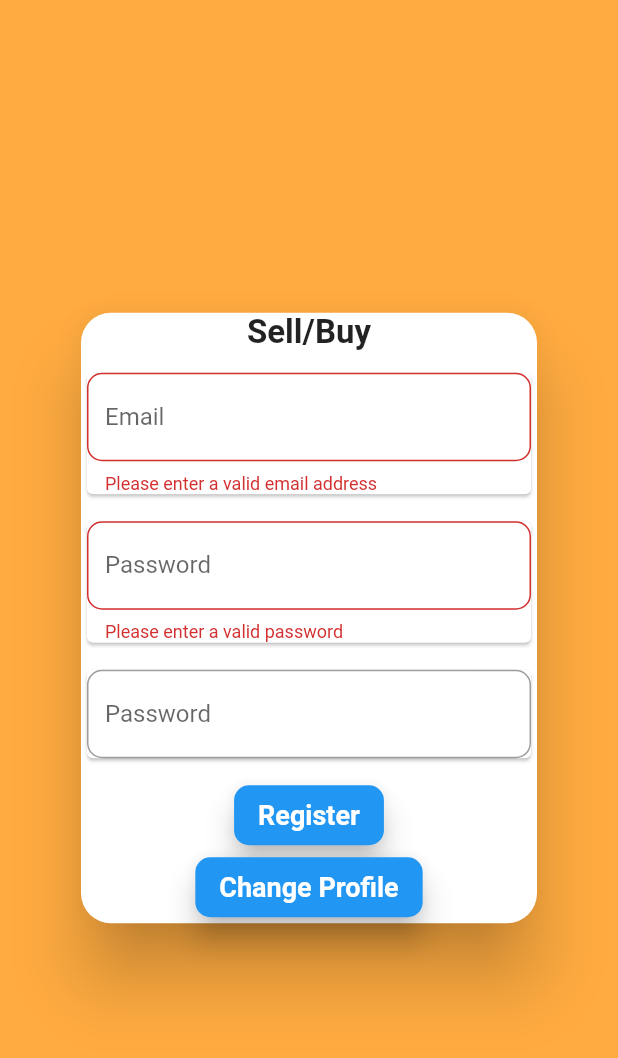
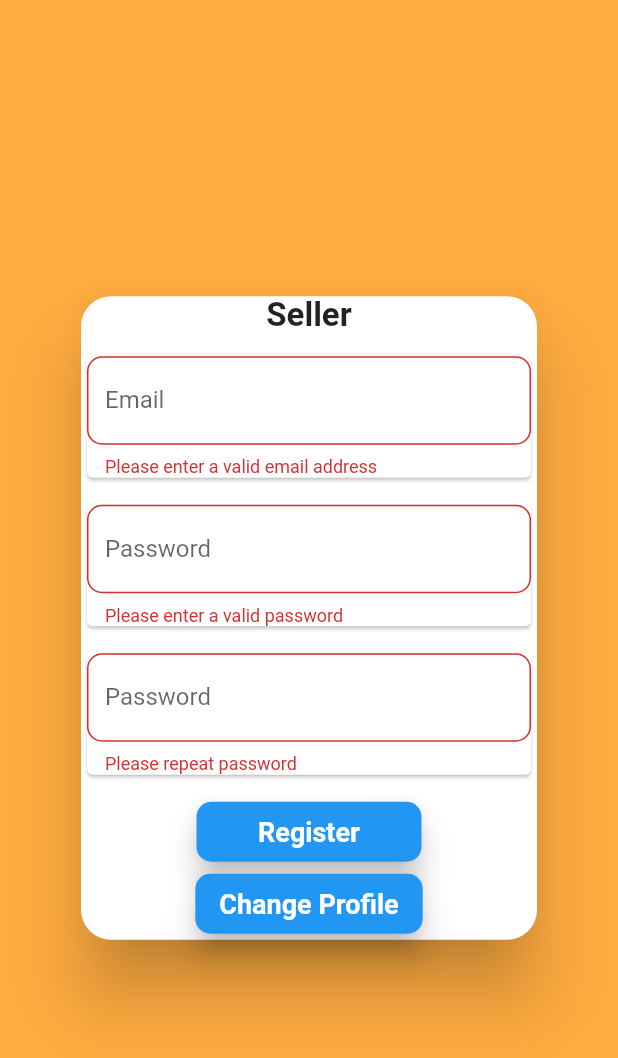
Before and after one commit to florin4l0r1n1/e_comerce_app, a Flutter app: the LogInScreen screen opened directly, after a tap on "Register", on a phone screen of 412 x 824 dp. Shown: the top 1058 px of the screen. Run offline on Flutter 3.47's test engine with Material 2 defaults, Android fonts, the phone set to English and light mode, and no system bars; our stand-ins replace bloc, equatable, firebase_auth, firebase_core, flutter_bloc; accounts and stored records are empty.

Commit message:
user profile state refactor-sign in and register validation fixed

```diff
--- a/lib/presentation/screens/widgets/auth/sign_in_form_page.dart
+++ b/lib/presentation/screens/widgets/auth/sign_in_form_page.dart
@@ -1,12 +1,35 @@
+import 'package:e_comerce_app/presentation/screens/widgets/auth/input_validation_mixin.dart';
 import 'package:e_comerce_app/presentation/screens/widgets/utils/elevated_auth_button.dart';
 import 'package:e_comerce_app/presentation/screens/widgets/utils/profile_text.dart';
 import 'package:e_comerce_app/presentation/screens/widgets/utils/sized_box.dart';
 import 'package:e_comerce_app/presentation/screens/widgets/utils/text_form_field.dart';
 import 'package:flutter/material.dart';
 
-class SignInFormPage extends StatelessWidget {
+class SignInFormPage extends StatefulWidget {
   SignInFormPage({Key key}) : super(key: key);
+
+  @override
+  State<SignInFormPage> createState() => _SignInFormPageState();
+}
+
+class _SignInFormPageState extends State<SignInFormPage>
+    with InputValidationMixin {
   final _formKey = GlobalKey<FormState>();
+
+  String title = "Seller";
+  bool isSeller = false;
+
+  void _update() {
+    setState(() {
+      if (title == "Seller") {
+        isSeller = false;
+        title = "Buyer";
+      } else {
+        isSeller = true;
+        title = "Seller";
+      }
+    });
+  }
 
   @override
   Widget build(BuildContext context) {
@@ -28,17 +51,29 @@ class SignInFormPage extends StatelessWidget {
                 mainAxisAlignment: MainAxisAlignment.center,
                 children: <Widget>[
                   ProfileText(
-                    text: "Sell/Buy",
+                    title: title,
                   ),
                   sizedBox(),
                   CustomTextFormField(
-                    validator: (email) {},
+                    validator: (email) {
+                      if (isEmailValid(email)) {
+                        return null;
+                      } else {
+                        return "Please enter a valid email address";
+                      }
+                    },
                     labelText: 'Email',
                     hintText: 'example@example.com',
                   ),
                   sizedBox(),
                   CustomTextFormField(
-                    validator: (password1) {},
+                    validator: (password) {
+                      if (isPassword1Valid(password)) {
+                        return null;
+                      } else {
+                        return "Please enter a valid password";
+                      }
+                    },
                     labelText: 'Password',
                     hintText: 'Please enter min 8 characters',
                   ),
@@ -52,7 +87,7 @@ class SignInFormPage extends StatelessWidget {
                     text: "Sign In",
                   ),
                   AuthButton(
-                    onPressed: () {},
+                    onPressed: () => _update(),
                     text: "Change Profile",
                   )
                 ],
--- a/lib/presentation/screens/widgets/auth/sign_up_form_page.dart
+++ b/lib/presentation/screens/widgets/auth/sign_up_form_page.dart
@@ -5,24 +5,37 @@ import 'package:flutter/material.dart';
 import 'package:e_comerce_app/presentation/screens/widgets/utils/text_form_field.dart';
 import 'input_validation_mixin.dart';
 
-class SignUpFormPage extends StatelessWidget with InputValidationMixin {
-  String email;
+class SignUpFormPage extends StatefulWidget {
+  SignUpFormPage({Key key}) : super(key: key);
+
+  @override
+  State<SignUpFormPage> createState() => _SignUpFormPageState();
+}
+
+class _SignUpFormPageState extends State<SignUpFormPage>
+    with InputValidationMixin {
+  final _formKey = GlobalKey<FormState>();
+  String title = "Seller";
+  bool isSeller = false;
   String password1;
   String password2;
-
-  SignUpFormPage({Key key, this.email, this.password1, this.password2})
-      : super(key: key);
-
-  final _formKey = GlobalKey<FormState>();
-
-  String primaryText;
-
-  String secondaryText;
 
   void _signUpWithEmailAndPassword(BuildContext context) {
     if (_formKey.currentState.validate()) {
       // BlocProvider.of<AuthBloc>(context).add(SignUpRequested(email,password2));
     }
+  }
+
+  void _update() {
+    setState(() {
+      if (title == "Seller") {
+        isSeller = false;
+        title = "Buyer";
+      } else {
+        isSeller = true;
+        title = "Seller";
+      }
+    });
   }
 
   @override
@@ -48,12 +61,13 @@ class SignUpFormPage extends StatelessWidget with InputValidationMixin {
               child: Column(
                 mainAxisAlignment: MainAxisAlignment.center,
                 children: <Widget>[
-                  ProfileText(text: "Sell/Buy"),
+                  ProfileText(
+                    title: title,
+                  ),
                   sizedBox(),
                   CustomTextFormField(
                     validator: (email) {
                       if (isEmailValid(email)) {
-                        email = email;
                         return null;
                       } else {
                         return "Please enter a valid email address";
@@ -64,8 +78,8 @@ class SignUpFormPage extends StatelessWidget with InputValidationMixin {
                   ),
                   sizedBox(),
                   CustomTextFormField(
-                    validator: (password1) {
-                      password1 = password1;
+                    validator: (password) {
+                      password1 = password;
                       if (isPassword1Valid(password1)) {
                         return null;
                       } else {
@@ -77,8 +91,8 @@ class SignUpFormPage extends StatelessWidget with InputValidationMixin {
                   ),
                   sizedBox(),
                   CustomTextFormField(
-                    validator: (password2) {
-                      password2 = password2;
+                    validator: (password) {
+                      password2 = password;
                       if (isPassword2Valid(password2)) {
                         return null;
                       }
@@ -102,7 +116,8 @@ class SignUpFormPage extends StatelessWidget with InputValidationMixin {
                     },
                     text: "Register",
                   ),
-                  AuthButton(onPressed: () {}, text: "Change Profile"),
+                  AuthButton(
+                      onPressed: () => _update(), text: "Change Profile"),
                 ],
               ),
             ),
--- a/lib/presentation/screens/widgets/utils/elevated_auth_button.dart
+++ b/lib/presentation/screens/widgets/utils/elevated_auth_button.dart
@@ -3,25 +3,24 @@ import 'package:flutter/material.dart';
 class AuthButton extends StatelessWidget {
   Function onPressed;
   String text;
-   AuthButton({
+  AuthButton({
     Key key,
-     this.onPressed,
-     this.text,
+    this.onPressed,
+    this.text,
   }) : super(key: key);
-
 
   @override
   Widget build(BuildContext context) {
     return ElevatedButton(
         onPressed: onPressed,
         style: ElevatedButton.styleFrom(
-          minimumSize: const Size(90, 40),
+          minimumSize: const Size(150, 40),
           elevation: 8.0,
           shape: RoundedRectangleBorder(
             borderRadius: BorderRadius.circular(10),
           ),
           textStyle: const TextStyle(fontSize: 18, fontWeight: FontWeight.bold),
         ),
-        child:  Text(text));
+        child: Text(text));
   }
 }
--- a/lib/presentation/screens/widgets/utils/profile_text.dart
+++ b/lib/presentation/screens/widgets/utils/profile_text.dart
@@ -1,16 +1,15 @@
 import 'package:flutter/material.dart';
-
 class ProfileText extends StatelessWidget {
-  String text;
+  String title;
   ProfileText({
     Key key,
-    this.text,
+    this.title,
   }) : super(key: key);
 
   @override
   Widget build(BuildContext context) {
     return Text(
-      text,
+      title,
       style: const TextStyle(
         fontSize: 22,
         fontWeight: FontWeight.bold,
```
Also changed, not shown: lib/presentation/BloCs/profile_bloc/bloc/profile_bloc_bloc.dart (deleted, +0 -21 lines), lib/presentation/BloCs/profile_bloc/bloc/profile_bloc_event.dart (deleted, +0 -40 lines), lib/presentation/BloCs/profile_bloc/bloc/profile_bloc_state.dart (deleted, +0 -19 lines).
